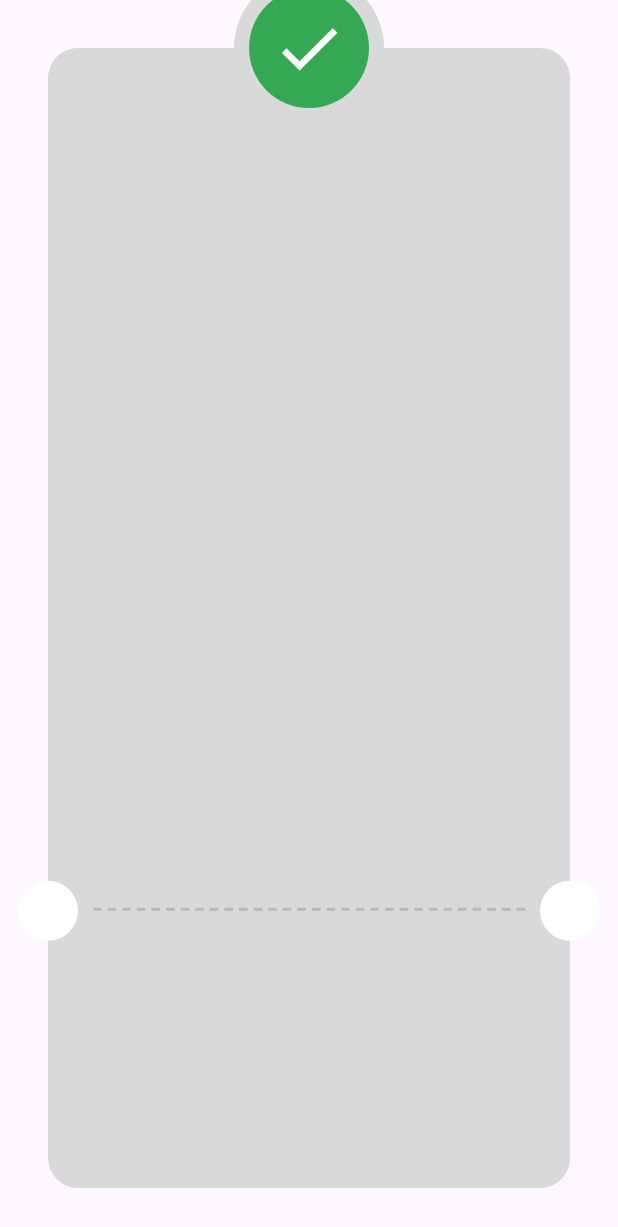
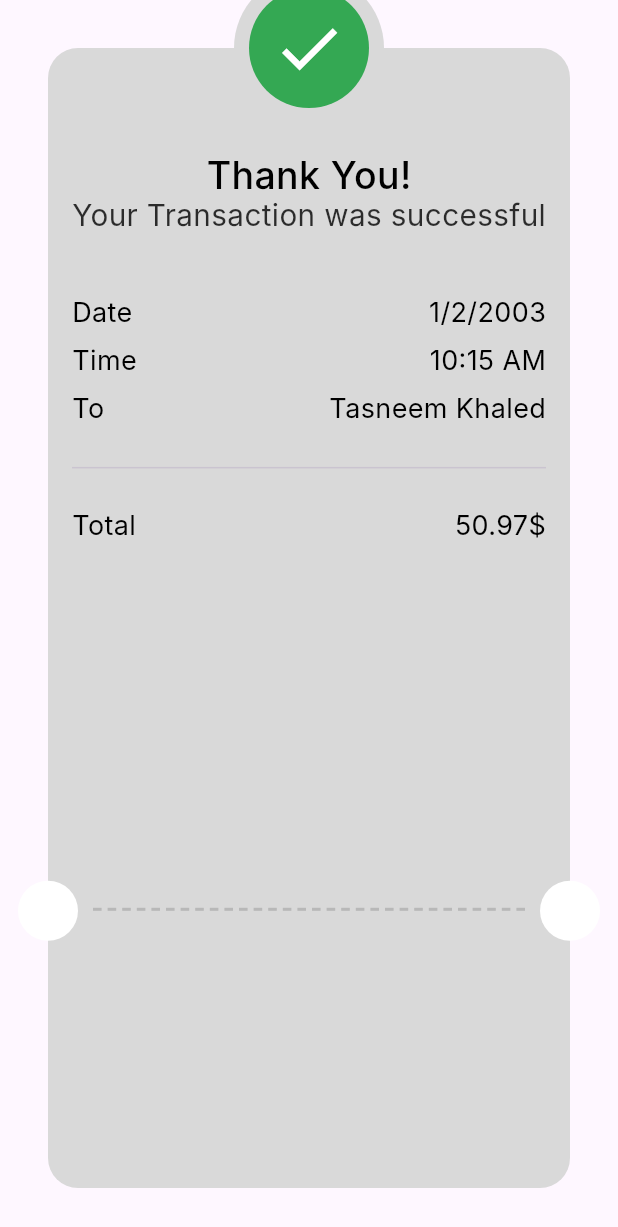
Before and after one commit to tasneemakhaled/flutter_payement_checkout, a Flutter app: the ThankYouView screen opened directly, on a phone screen of 412 x 824 dp. Shown: the top 1227 px of the screen. Run offline on Flutter 3.47's test engine with Material 3 defaults, Android fonts, the phone set to English and light mode, and no system bars; our stand-ins replace flutter_credit_card; Roboto replaces fonts that are missing (Inter).

Commit message:
create payement item info

```diff
--- a/lib/Features/checkout/presentation/views/widgets/thank_you_card.dart
+++ b/lib/Features/checkout/presentation/views/widgets/thank_you_card.dart
@@ -1,5 +1,7 @@
 
 import 'package:flutter/material.dart';
+import 'package:flutter_payement_checkout/Features/checkout/presentation/views/widgets/order_info_item.dart';
+import 'package:flutter_payement_checkout/core/utils/styles.dart';
 
 class ThankYouCard extends StatelessWidget {
   const ThankYouCard({
@@ -9,10 +11,30 @@ class ThankYouCard extends StatelessWidget {
   @override
   Widget build(BuildContext context) {
     return Container(
-
+       width: double.infinity,
       decoration: ShapeDecoration(
            color: Color(0xffD9D9D9),
         shape: RoundedRectangleBorder(borderRadius: BorderRadiusGeometry.circular(20))),
+        child:Padding(
+          padding: const EdgeInsets.only(top: 70,left: 16,right: 16),
+          child: Column(
+            children: [
+
+              Text('Thank You!',style: Styles.style25,),
+              FittedBox(child: Text('Your Transaction was successful',style: Styles.style20,)),
+              SizedBox(height: 42,),
+              OrderInfoItem(title: 'Date', price: '1/2/2003', textStyle: Styles.style18),
+              SizedBox(height: 10,),
+              OrderInfoItem(title: 'Time', price: '10:15 AM', textStyle: Styles.style18),
+              SizedBox(height: 10,),
+              OrderInfoItem(title: 'To', price: 'Tasneem Khaled', textStyle: Styles.style18),
+              SizedBox(height: 20,),
+              Divider(),
+              SizedBox(height: 20,),
+              OrderInfoItem(title: 'Total', price: '50.97\$', textStyle: Styles.style18),
+               SizedBox(height: 20,),
+            ],),
+        )
     );
   }
 }
```
